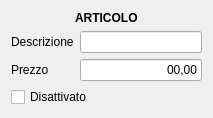
Before: the Qt Designer form src/dettagliarticolo.ui in mtonin/gestcassa, drawn with Qt 5.
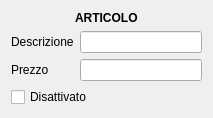
After: the same form once the commit is applied.

What changed in the file:
```diff
--- a/src/dettagliarticolo.ui
+++ b/src/dettagliarticolo.ui
@@ -55,10 +55,13 @@
      <item row="1" column="1">
       <widget class="QLineEdit" name="prezzoArticolo">
        <property name="inputMask">
-        <string>09,99;0</string>
+        <string/>
        </property>
        <property name="text">
-        <string notr="true">,</string>
+        <string notr="true"/>
+       </property>
+       <property name="maxLength">
+        <number>32767</number>
        </property>
        <property name="alignment">
         <set>Qt::AlignRight|Qt::AlignTrailing|Qt::AlignVCenter</set>
```
